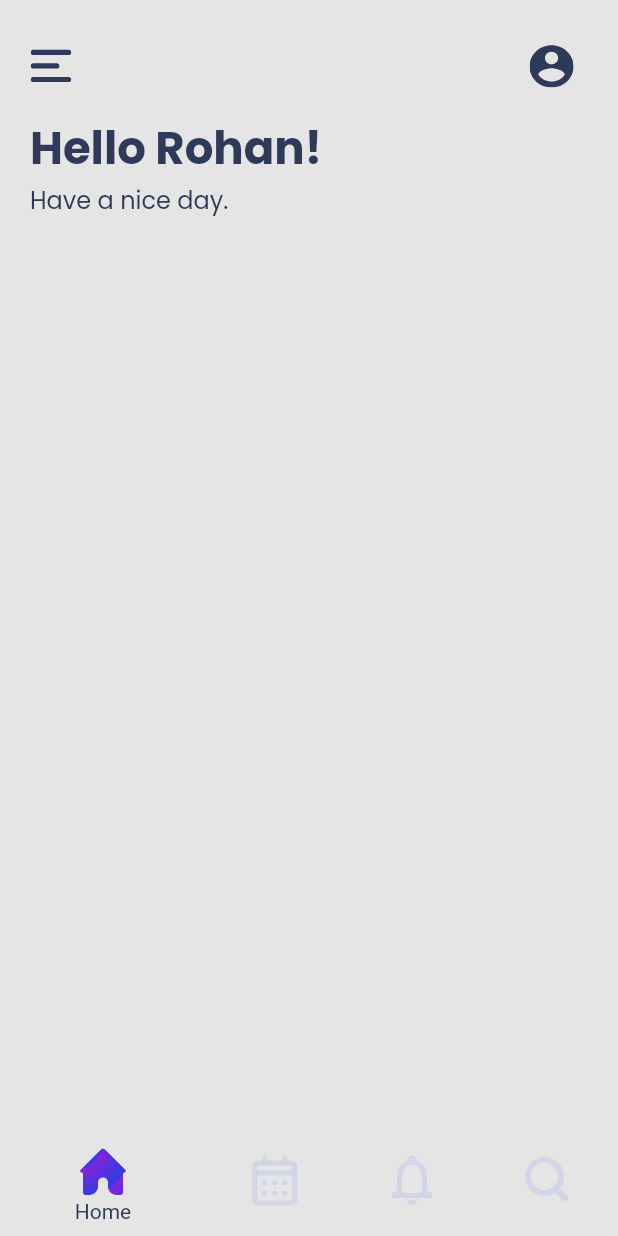
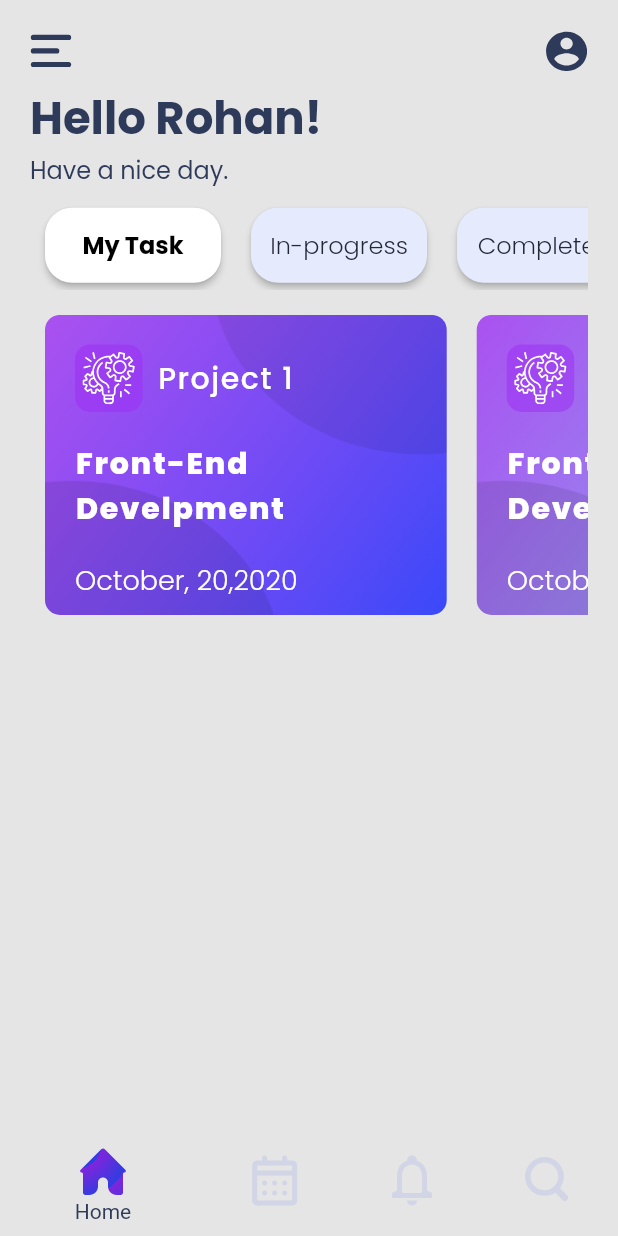
Before and after one commit to ZayniddinMamarasulov/task-manager, a Flutter app: the screen it shows after launch, on a phone screen of 412 x 824 dp. Run offline on Flutter 3.47's test engine with Material 2 defaults, Android fonts, the phone set to English and light mode, and no system bars; our stand-ins replace device_preview, equatable, flutter_bloc, flutter_svg, google_fonts, logger and 2 more.

Commit message:
31_01_2022_8_43

```diff
--- a/lib/main.dart
+++ b/lib/main.dart
@@ -4,6 +4,7 @@ import 'package:flutter/material.dart';
 import 'package:flutter_bloc/flutter_bloc.dart';
 import 'package:logger/logger.dart';
 import 'package:sizer/sizer.dart';
+import 'package:task_manager/src/presentation/cubit/task_type_cubit.dart';
 import 'package:task_manager/src/presentation/routes/main_navigation.dart';
 import 'package:task_manager/src/presentation/theme/app_theme.dart';
 import 'src/presentation/cubit/navigation_cubit.dart';
@@ -38,7 +39,9 @@ class MyApp extends StatelessWidget {
                   providers: [
                     BlocProvider<NavigationCubit>(
                       create: (context) => NavigationCubit(),
-                    )
+                    ),
+                    BlocProvider<TaskTypeCubit>(
+                        create: (context) => TaskTypeCubit()),
                   ],
                   child: MaterialApp(
                     title: 'Task Manager',
--- /dev/null
+++ b/lib/src/presentation/cubit/task_type_cubit.dart
@@ -0,0 +1,22 @@
+import 'package:flutter_bloc/flutter_bloc.dart';
+import 'package:task_manager/src/presentation/cubit/task_type_items.dart';
+
+import 'task_type_state.dart';
+
+class TaskTypeCubit extends Cubit<TaskTypeState> {
+  TaskTypeCubit() : super(const TaskTypeState(TaskTypeItems.myTask, 0));
+
+  void getTaskTypes(TaskTypeItems items) {
+    switch (items) {
+      case TaskTypeItems.myTask:
+        emit(const TaskTypeState(TaskTypeItems.myTask, 0));
+        break;
+      case TaskTypeItems.inProgress:
+        emit(const TaskTypeState(TaskTypeItems.inProgress, 1));
+        break;
+      case TaskTypeItems.completed:
+        emit(const TaskTypeState(TaskTypeItems.completed, 2));
+        break;
+    }
+  }
+}
--- /dev/null
+++ b/lib/src/presentation/cubit/task_type_items.dart
@@ -0,0 +1 @@
+enum TaskTypeItems { myTask, inProgress, completed }
--- /dev/null
+++ b/lib/src/presentation/cubit/task_type_state.dart
@@ -0,0 +1,15 @@
+import 'package:equatable/equatable.dart';
+
+import 'task_type_items.dart';
+
+class TaskTypeState extends Equatable {
+  final TaskTypeItems? taskTypeItem;
+  final int? index;
+  const TaskTypeState(
+    this.taskTypeItem,
+    this.index,
+  );
+
+  @override
+  List<Object?> get props => [taskTypeItem, index];
+}
--- a/lib/src/presentation/screens/home_screen/home_screen.dart
+++ b/lib/src/presentation/screens/home_screen/home_screen.dart
@@ -1,7 +1,16 @@
 import 'package:flutter/material.dart';
+import 'package:flutter_bloc/flutter_bloc.dart';
 import 'package:flutter_svg/parser.dart';
 import 'package:flutter_svg/svg.dart';
 import 'package:google_fonts/google_fonts.dart';
+import 'package:task_manager/src/presentation/cubit/task_type_cubit.dart';
+import 'package:task_manager/src/presentation/cubit/task_type_items.dart';
+import 'package:task_manager/src/presentation/cubit/task_type_state.dart';
+import 'package:task_manager/src/presentation/theme/app_theme.dart';
+
+import 'widgets/column_text.dart';
+import 'widgets/custom_app_bar.dart';
+import 'widgets/task_type_list.dart';
 
 class HomeScree extends StatefulWidget {
   HomeScree({Key? key}) : super(key: key);
@@ -19,41 +28,105 @@ class _HomeScreeState extends State<HomeScree> {
         child: Column(
           crossAxisAlignment: CrossAxisAlignment.start,
           children: [
-            Row(
-              mainAxisAlignment: MainAxisAlignment.spaceBetween,
-              children: [
-                InkWell(
-                  onTap: () {},
-                  child: SvgPicture.asset(
-                    "assets/icons/ic_burger.svg",
-                    color: Theme.of(context).indicatorColor,
-                    width: 28,
-                    height: 28,
+            const CustomAppBar(),
+            SizedBox(height: MediaQuery.of(context).size.height * 0.01),
+            columnText(context, "Hello Rohan!", "Have a nice day."),
+            SizedBox(height: MediaQuery.of(context).size.height * 0.01),
+            TaskTypeList(),
+            SizedBox(height: MediaQuery.of(context).size.height * 0.02),
+            Container(
+              height: 200,
+              width: MediaQuery.of(context).size.width,
+              child: ListView.builder(
+                scrollDirection: Axis.horizontal,
+                itemCount: 3,
+                itemBuilder: (_, i) {
+                  return Padding(
+                    padding: const EdgeInsets.only(left: 10, right: 10),
+                    child: Container(
+                      width: MediaQuery.of(context).size.width * 0.65,
+                      decoration: BoxDecoration(
+                        gradient: LinearGradient(
+                          begin: Alignment.topLeft,
+                          end: Alignment.bottomRight,
+                          colors: [
+                            Theme.of(context)
+                                .primaryColorLight
+                                .withOpacity(0.8),
+                            i == 0
+                                ? Theme.of(context).primaryColorDark
+                                : Theme.of(context)
+                                    .primaryColorDark
+                                    .withOpacity(0.4),
+                          ],
+                        ),
+                        borderRadius: const BorderRadius.all(Radius.circular(
+                                10.0) //                 <--- border radius here
+                            ),
+                        color: Colors.white,
+                        image: const DecorationImage(
+                          image: AssetImage("assets/icons/cart_image.png"),
+                          fit: BoxFit.fill,
                         ),
                       ),
-                IconButton(
-                  onPressed: () {},
-                  icon: SvgPicture.asset(
-                    "assets/icons/ic_account_avatar.svg",
-                    color: Theme.of(context).indicatorColor,
-                    width: 30,
-                    height: 40,
+                      child: Padding(
+                        padding: const EdgeInsets.only(left: 20, top: 10),
+                        child: Column(
+                          crossAxisAlignment: CrossAxisAlignment.start,
+                          mainAxisAlignment: MainAxisAlignment.spaceAround,
+                          children: [
+                            Row(
+                              children: [
+                                Container(
+                                  height: 45,
+                                  width: 45,
+                                  padding: const EdgeInsets.all(5.0),
+                                  decoration: BoxDecoration(
+                                    borderRadius: const BorderRadius.all(
+                                        Radius.circular(
+                                            10.0) //                 <--- border radius here
+                                        ),
+                                    color: Theme.of(context)
+                                        .primaryColorLight
+                                        .withOpacity(0.5),
+                                  ),
+                                  child: SvgPicture.asset(
+                                    "assets/icons/ic_project-management.svg",
+                                  ),
+                                ),
+                                const SizedBox(width: 10),
+                                Text(
+                                  "Project 1",
+                                  style: GoogleFonts.poppins(
+                                    fontSize: 20,
+                                    letterSpacing: 1,
+                                    fontWeight: FontWeight.w500,
+                                    color: Colors.white,
                                   ),
                                 ),
                               ],
                             ),
-            SizedBox(height: MediaQuery.of(context).size.height * 0.01),
-            Text(
-              "Hello Rohan!",
+                            Text("Front-End Develpment",
                                 style: GoogleFonts.poppins(
-                  textStyle: Theme.of(context).textTheme.bodyText1),
+                                  fontSize: 20,
+                                  letterSpacing: 1.2,
+                                  fontWeight: FontWeight.w800,
+                                  color: Colors.white,
+                                )),
+                            Text("October, 20,2020",
+                                style: GoogleFonts.poppins(
+                                  fontSize: 18,
+                                  fontWeight: FontWeight.w300,
+                                  color: Colors.white,
+                                )),
+                          ],
                         ),
-            Text(
-              "Have a nice day.",
-              style: GoogleFonts.poppins(
-                  textStyle: Theme.of(context).textTheme.bodyText2),
                       ),
-            SizedBox(height: MediaQuery.of(context).size.height * 0.01),
+                    ),
+                  );
+                },
+              ),
+            )
           ],
         ),
       ),
--- /dev/null
+++ b/lib/src/presentation/screens/home_screen/widgets/column_text.dart
@@ -0,0 +1,14 @@
+import 'package:flutter/material.dart';
+import 'package:flutter/widgets.dart';
+
+import 'custom_text.dart';
+
+Widget columnText(context, text1, text2) {
+  return Column(
+    crossAxisAlignment: CrossAxisAlignment.start,
+    children: [
+      customText(context, text1, Theme.of(context).textTheme.bodyText1),
+      customText(context, text2, Theme.of(context).textTheme.bodyText2),
+    ],
+  );
+}
--- /dev/null
+++ b/lib/src/presentation/screens/home_screen/widgets/custom_app_bar.dart
@@ -0,0 +1,23 @@
+import 'package:flutter/material.dart';
+
+import 'incon_buttons.dart';
+
+class CustomAppBar extends StatefulWidget {
+  const CustomAppBar({Key? key}) : super(key: key);
+
+  @override
+  State<CustomAppBar> createState() => _CustomAppBarState();
+}
+
+class _CustomAppBarState extends State<CustomAppBar> {
+  @override
+  Widget build(BuildContext context) {
+    return Row(
+      mainAxisAlignment: MainAxisAlignment.spaceBetween,
+      children: [
+        buttonIcon(context, () {}, "assets/icons/ic_burger.svg"),
+        buttonIcon(context, () {}, "assets/icons/ic_account_avatar.svg"),
+      ],
+    );
+  }
+}
--- /dev/null
+++ b/lib/src/presentation/screens/home_screen/widgets/custom_text.dart
@@ -0,0 +1,9 @@
+import 'package:flutter/material.dart';
+import 'package:google_fonts/google_fonts.dart';
+
+Widget customText(context, text, theme) {
+  return Text(
+    text, //"Hello Rohan!",
+    style: GoogleFonts.poppins(textStyle: theme),
+  );
+}
--- /dev/null
+++ b/lib/src/presentation/screens/home_screen/widgets/incon_buttons.dart
@@ -0,0 +1,15 @@
+import 'package:flutter/material.dart';
+import 'package:flutter/widgets.dart';
+import 'package:flutter_svg/svg.dart';
+
+Widget buttonIcon(context, onTap, asstes) {
+  return InkWell(
+    onTap: onTap,
+    child: SvgPicture.asset(
+      asstes,
+      color: Theme.of(context).indicatorColor,
+      width: 28,
+      height: 28,
+    ),
+  );
+}
--- /dev/null
+++ b/lib/src/presentation/screens/home_screen/widgets/task_type_list.dart
@@ -0,0 +1,70 @@
+import 'package:flutter/material.dart';
+import 'package:flutter_bloc/flutter_bloc.dart';
+import 'package:google_fonts/google_fonts.dart';
+
+import '../../../cubit/task_type_cubit.dart';
+import '../../../cubit/task_type_items.dart';
+import '../../../cubit/task_type_state.dart';
+
+class TaskTypeList extends StatefulWidget {
+  TaskTypeList({Key? key}) : super(key: key);
+
+  @override
+  State<TaskTypeList> createState() => _TaskTypeListState();
+}
+
+class _TaskTypeListState extends State<TaskTypeList> {
+  @override
+  Widget build(BuildContext context) {
+    return SizedBox(
+      width: MediaQuery.of(context).size.width,
+      height: 60,
+      child: BlocBuilder<TaskTypeCubit, TaskTypeState>(
+        builder: (context, state) {
+          return ListView.builder(
+              scrollDirection: Axis.horizontal,
+              itemBuilder: (context, index) {
+                return Container(
+                  padding: const EdgeInsets.only(
+                      left: 10, right: 10, top: 5, bottom: 5),
+                  height: 50,
+                  width: (MediaQuery.of(context).size.width /
+                      TaskTypeItems.values.length),
+                  child: TextButton(
+                    style: ButtonStyle(
+                        elevation: MaterialStateProperty.all(2),
+                        backgroundColor: MaterialStateProperty.all(
+                          state.index == index
+                              ? Colors.white
+                              : Theme.of(context).cardColor,
+                        ),
+                        shape:
+                            MaterialStateProperty.all<RoundedRectangleBorder>(
+                                RoundedRectangleBorder(
+                          borderRadius: BorderRadius.circular(18.0),
+                        ))),
+                    onPressed: () {
+                      BlocProvider.of<TaskTypeCubit>(context)
+                          .getTaskTypes(TaskTypeItems.values[index]);
+                    },
+                    child: Text(
+                      index == 0
+                          ? "My Task"
+                          : index == 1
+                              ? "In-progress"
+                              : "Completed",
+                      style: GoogleFonts.poppins(
+                        textStyle: state.index == index
+                            ? Theme.of(context).textTheme.headline1
+                            : Theme.of(context).textTheme.headline2,
+                      ),
+                    ),
+                  ),
+                );
+              },
+              itemCount: TaskTypeItems.values.length);
+        },
+      ),
+    );
+  }
+}
--- a/lib/src/presentation/theme/app_colors.dart
+++ b/lib/src/presentation/theme/app_colors.dart
@@ -10,6 +10,7 @@ class AppColors {
   static Color lightNoSelectColor = const Color.fromARGB(255, 209, 213, 230);
   static Color lightSelectGradient = const Color(0xFFFFFFFF);
   static Color lightButtomBackgroundColor = const Color(0xFFE5EAFC);
+  static Color lightButtomTextColor = const Color(0xFF242736);
 
   static Color darkBackgroundColor = const Color.fromRGBO(229, 229, 229, 1);
   static Color darkTopGradient = const Color(0xFF324646);
@@ -17,4 +18,5 @@ class AppColors {
   static Color darkNoSelectColor = const Color(0xFFD7D7D7);
   static Color darkSelectGradient = const Color(0xFFFFFFFF);
   static Color darkButtomBackgroundColor = const Color(0xFFDCDCDC);
+  static Color darkButtomTextColor = const Color(0xFF324747);
 }
--- a/lib/src/presentation/theme/app_theme.dart
+++ b/lib/src/presentation/theme/app_theme.dart
@@ -11,6 +11,7 @@ class AppTheme {
       primaryColorDark: AppColors.lightbottomGradient,
       unselectedWidgetColor: AppColors.lightNoSelectColor,
       indicatorColor: AppColors.lightTextColor,
+      cardColor: AppColors.lightButtomBackgroundColor,
       bottomNavigationBarTheme: BottomNavigationBarThemeData(
         backgroundColor: AppColors.lightBackgroundColor,
         selectedItemColor: AppColors.lightTextColor,
@@ -27,6 +28,16 @@ class AppTheme {
           fontSize: 16,
           fontWeight: FontWeight.w400,
         ),
+        headline1: const TextStyle(
+          color: Colors.black,
+          fontSize: 16,
+          fontWeight: FontWeight.w700,
+        ),
+        headline2: TextStyle(
+          color: AppColors.lightButtomTextColor,
+          fontSize: 16,
+          fontWeight: FontWeight.w300,
+        ),
       ));
 
   static final darkTheme = ThemeData(
@@ -36,16 +47,27 @@ class AppTheme {
     primaryColorLight: AppColors.darkTopGradient,
     primaryColorDark: AppColors.darkTopGradient,
     indicatorColor: AppColors.darkTextColor,
+    cardColor: AppColors.darkButtomBackgroundColor,
     textTheme: TextTheme(
       bodyText1: TextStyle(
-        color: Colors.amber,
-        fontSize: 60,
+        color: AppColors.darkTextColor,
+        fontSize: 30,
         fontWeight: FontWeight.w700,
       ),
       bodyText2: TextStyle(
-        color: AppColors.darkTextColor,
-        fontSize: 26,
+        color: AppColors.lightButtomTextColor,
+        fontSize: 16,
         fontWeight: FontWeight.w400,
+      ),
+      headline1: const TextStyle(
+        color: Colors.black,
+        fontSize: 16,
+        fontWeight: FontWeight.w700,
+      ),
+      headline2: TextStyle(
+        color: AppColors.darkButtomTextColor,
+        fontSize: 16,
+        fontWeight: FontWeight.w300,
       ),
     ),
   );
```
Also changed, not shown: assets/icons/cart_image.png (added). Lines whose indentation alone changed are shown as unchanged.
